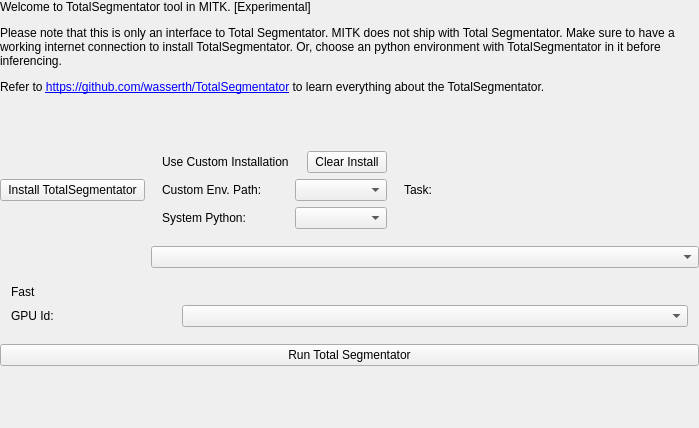
The window that Modules/SegmentationUI/Qmitk/QmitkTotalSegmentatorGUIControls.ui (MITK/MITK) describes before a commit, drawn with Qt 5.
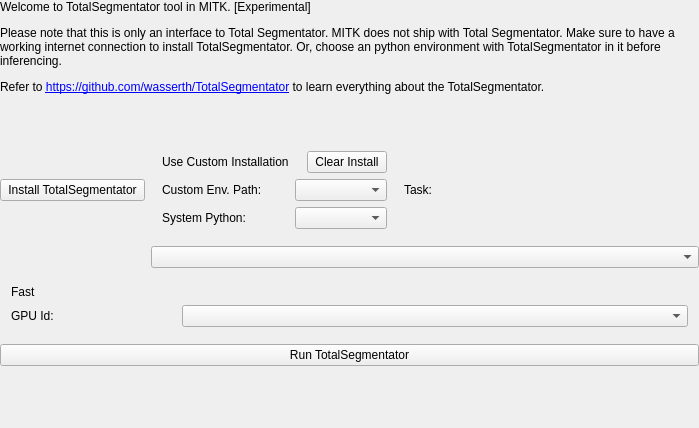
The same window after the commit. Custom widgets are drawn as their Qt base class.

```diff
--- a/Modules/SegmentationUI/Qmitk/QmitkTotalSegmentatorGUIControls.ui
+++ b/Modules/SegmentationUI/Qmitk/QmitkTotalSegmentatorGUIControls.ui
@@ -312,7 +312,7 @@
       </size>
      </property>
      <property name="text">
-      <string>Run Total Segmentator</string>
+      <string>Run TotalSegmentator</string>
      </property>
     </widget>
    </item>
```
